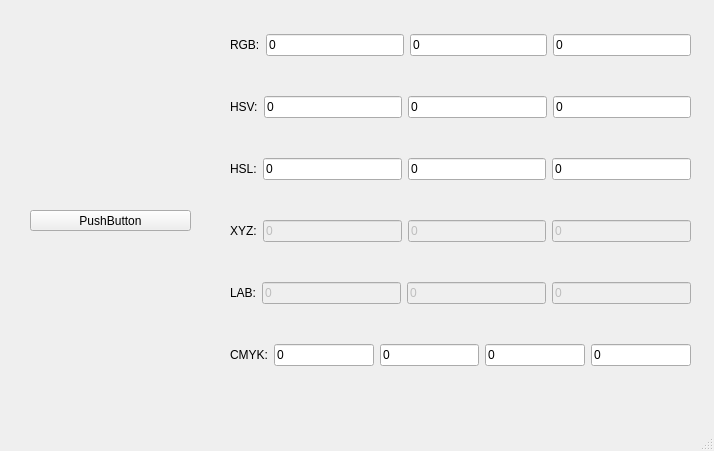
The window that mainwindow.ui (profy0/colors) describes before a commit, drawn with Qt 5.
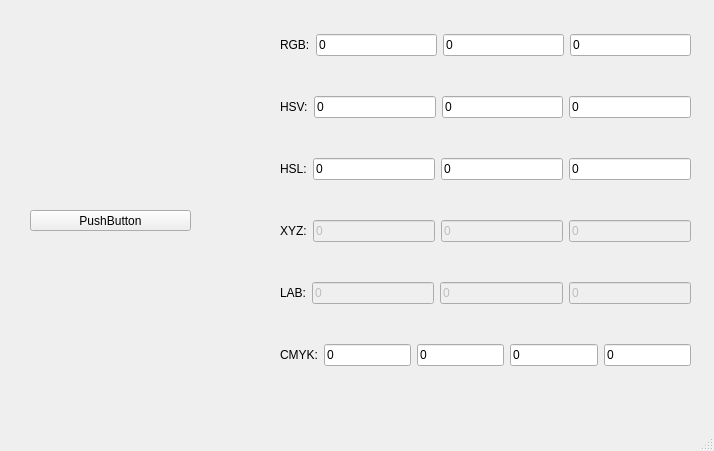
The same window after the commit.

```diff
--- a/mainwindow.ui
+++ b/mainwindow.ui
@@ -30,9 +30,9 @@
    <widget class="QWidget" name="verticalLayoutWidget">
     <property name="geometry">
      <rect>
-      <x>230</x>
+      <x>280</x>
       <y>0</y>
-      <width>461</width>
+      <width>411</width>
       <height>401</height>
      </rect>
     </property>
```
